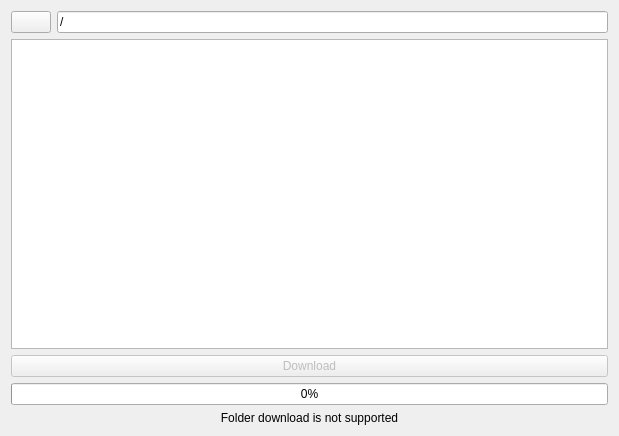
Old version of the form Client/UI/FileClientUI.ui in the repository yang-zhongtian/PYCM.
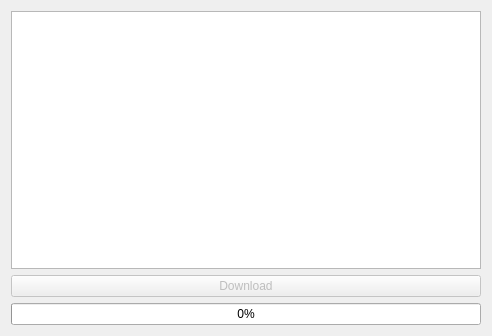
New version of the form. Icons and pictures are not drawn.

Patch:
```diff
--- a/Client/UI/FileClientUI.ui
+++ b/Client/UI/FileClientUI.ui
@@ -9,8 +9,8 @@
    <rect>
     <x>0</x>
     <y>0</y>
-    <width>619</width>
-    <height>436</height>
+    <width>492</width>
+    <height>336</height>
    </rect>
   </property>
   <property name="windowTitle">
@@ -20,44 +20,7 @@
    <iconset resource="../Resources.qrc">
     <normaloff>:/Core/Resources/Logo.png</normaloff>:/Core/Resources/Logo.png</iconset>
   </property>
-  <layout class="QVBoxLayout" name="verticalLayout" stretch="0,1">
-   <item>
-    <layout class="QHBoxLayout" name="horizontalLayout">
-     <item>
-      <widget class="QPushButton" name="button_back">
-       <property name="sizePolicy">
-        <sizepolicy hsizetype="Minimum" vsizetype="Minimum">
-         <horstretch>0</horstretch>
-         <verstretch>0</verstretch>
-        </sizepolicy>
-       </property>
-       <property name="text">
-        <string notr="true"/>
-       </property>
-       <property name="icon">
-        <iconset resource="../Resources.qrc">
-         <normaloff>:/Theme/Resources/arrow_left_focus.png</normaloff>:/Theme/Resources/arrow_left_focus.png</iconset>
-       </property>
-      </widget>
-     </item>
-     <item>
-      <widget class="QLineEdit" name="location">
-       <property name="sizePolicy">
-        <sizepolicy hsizetype="Expanding" vsizetype="Minimum">
-         <horstretch>0</horstretch>
-         <verstretch>0</verstretch>
-        </sizepolicy>
-       </property>
-       <property name="text">
-        <string notr="true">/</string>
-       </property>
-       <property name="readOnly">
-        <bool>true</bool>
-       </property>
-      </widget>
-     </item>
-    </layout>
-   </item>
+  <layout class="QVBoxLayout" name="main_layout" stretch="1">
    <item>
     <layout class="QVBoxLayout" name="file_area_container">
      <item>
@@ -108,16 +71,6 @@
        </property>
       </widget>
      </item>
-     <item>
-      <widget class="QLabel" name="warning">
-       <property name="text">
-        <string>Folder download is not supported</string>
-       </property>
-       <property name="alignment">
-        <set>Qt::AlignCenter</set>
-       </property>
-      </widget>
-     </item>
     </layout>
    </item>
   </layout>
```
Left out of the diff: 16 changed lines with no effect on the pictures.
